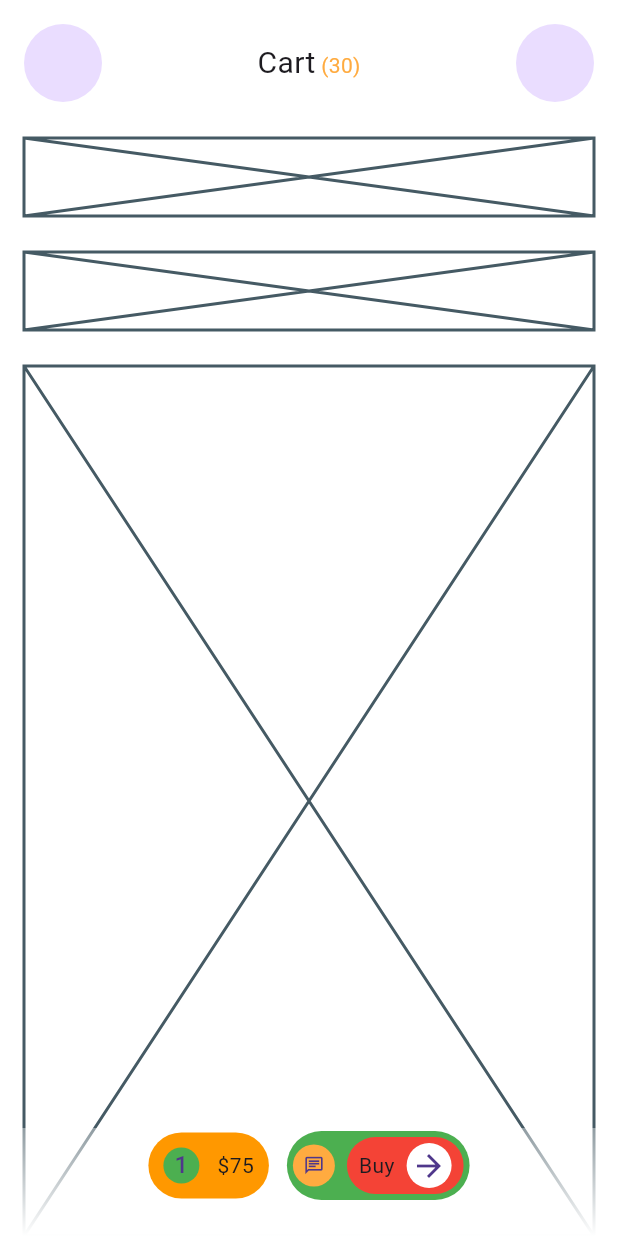
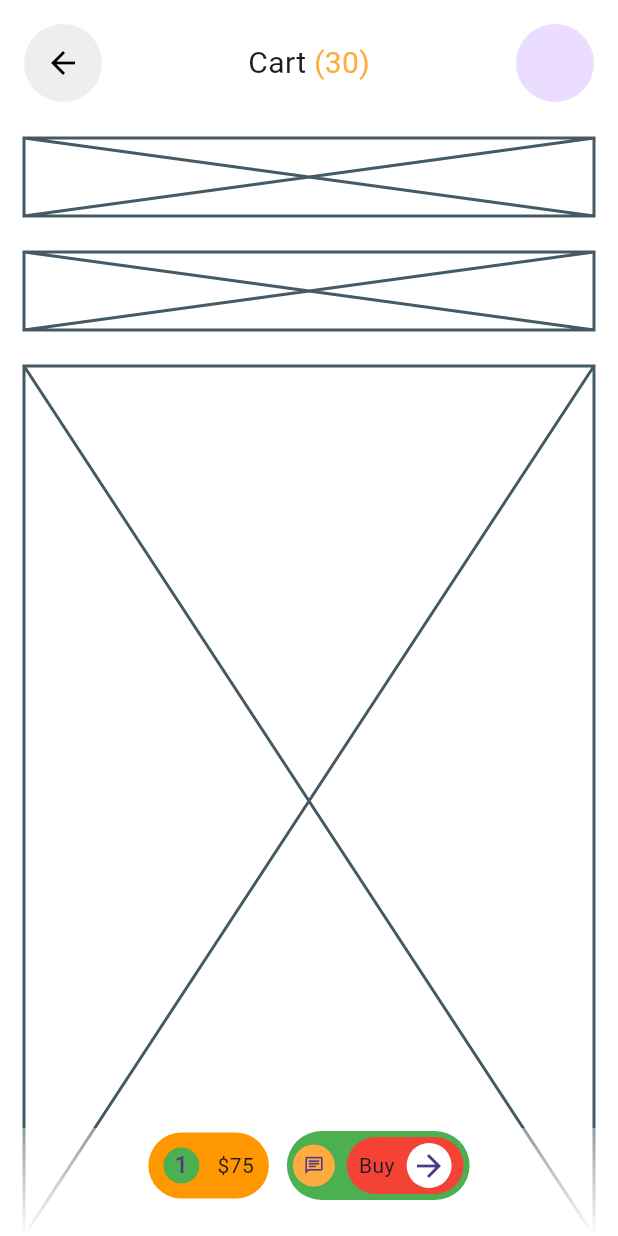
Before and after one commit to JAICHANGPARK/flutter_notebook_chapter_43, a Flutter app: the MarketplaceCartPage screen opened directly, on a phone screen of 412 x 824 dp. Run offline on Flutter 3.47's test engine with Material 3 defaults, Android fonts, the phone set to English and light mode, and no system bars; our stand-ins replace gap, hugeicons.

Commit message:
Update marketplace_cart_page.dart

```diff
--- a/lib/ep2168_marketplace_app/ui/marketplace_cart_page.dart
+++ b/lib/ep2168_marketplace_app/ui/marketplace_cart_page.dart
@@ -26,6 +26,9 @@ class _MarketplaceCartPageState extends State<MarketplaceCartPage> {
                     children: [
                       CircleAvatar(
                         radius: 26,
+                        backgroundColor: Colors.grey[200],
+                        foregroundColor: Colors.black,
+                        child: Icon(Icons.arrow_back),
                       ),
                       Expanded(
                         child: Center(
@@ -42,6 +45,7 @@ class _MarketplaceCartPageState extends State<MarketplaceCartPage> {
                                   text: " (30)",
                                   style: TextStyle(
                                     color: Colors.orangeAccent,
+                                    fontSize: 20,
                                   ),
                                 ),
                               ],
```
